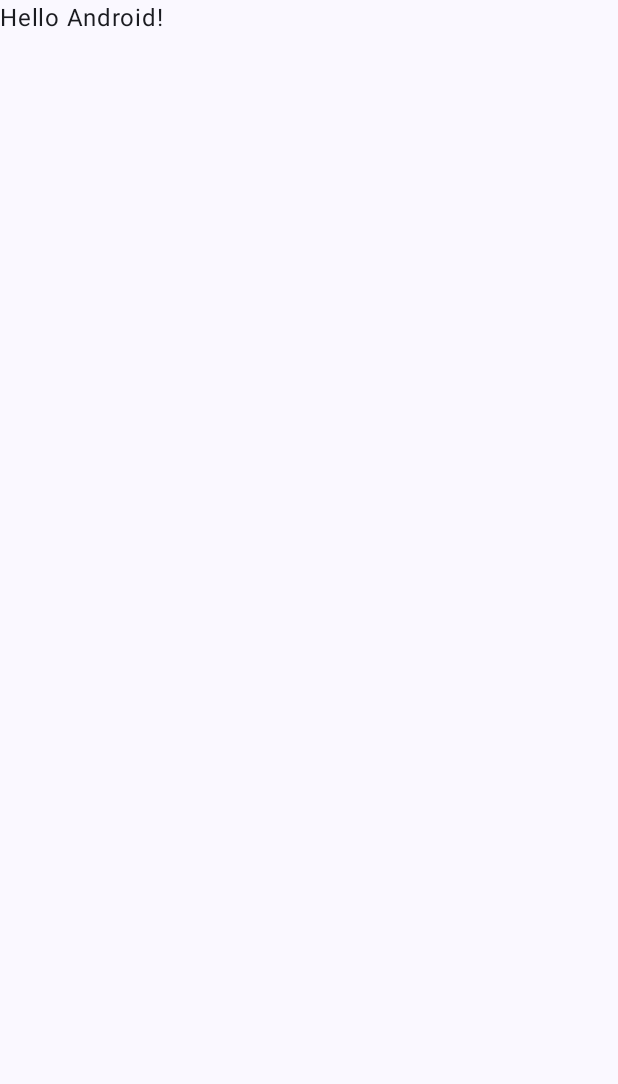
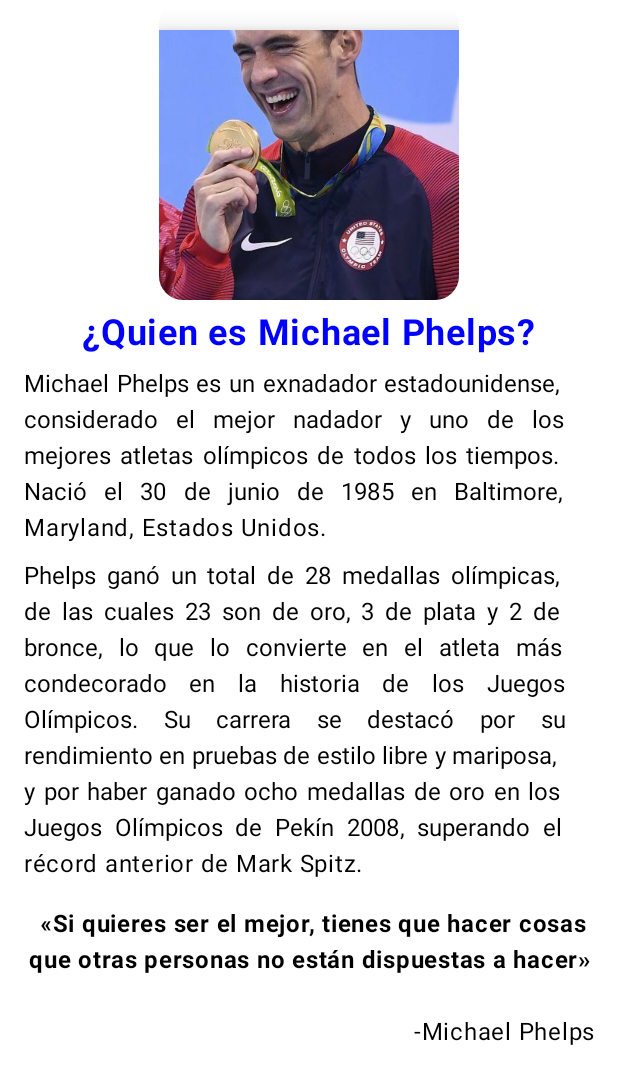
Before and after one commit to betitopr/Conceptos-Basicos, an Android app built with Jetpack Compose: the screen it shows after launch (MainActivity), on a phone screen of 412 x 824 dp. Before the commit the part shown is almost empty. Shown: the top 1084 px of the screen. Run offline under Robolectric (Android 15) with nearby library versions, the phone set to English and light mode, and no system bars.

Commit message:
Primer ejercicio

```diff
--- a/app/src/main/java/com/example/conceptosbasicos/MainActivity.kt
+++ b/app/src/main/java/com/example/conceptosbasicos/MainActivity.kt
@@ -1,16 +1,40 @@
 package com.example.conceptosbasicos
 
+import android.graphics.Paint.Style
 import android.os.Bundle
 import androidx.activity.ComponentActivity
 import androidx.activity.compose.setContent
 import androidx.activity.enableEdgeToEdge
+import androidx.compose.foundation.Image
+import androidx.compose.foundation.background
+import androidx.compose.foundation.layout.Arrangement
+import androidx.compose.foundation.layout.Column
 import androidx.compose.foundation.layout.fillMaxSize
+import androidx.compose.foundation.layout.fillMaxWidth
 import androidx.compose.foundation.layout.padding
+import androidx.compose.foundation.layout.size
+import androidx.compose.foundation.shape.CircleShape
+import androidx.compose.foundation.shape.RoundedCornerShape
+import androidx.compose.foundation.text2.input.TextFieldCharSequence
+import androidx.compose.material3.MaterialTheme
 import androidx.compose.material3.Scaffold
 import androidx.compose.material3.Text
 import androidx.compose.runtime.Composable
+import androidx.compose.runtime.currentCompositionLocalContext
+import androidx.compose.ui.Alignment
 import androidx.compose.ui.Modifier
+import androidx.compose.ui.draw.clip
+import androidx.compose.ui.draw.shadow
+import androidx.compose.ui.graphics.Color
+import androidx.compose.ui.graphics.RectangleShape
+import androidx.compose.ui.layout.ContentScale
+import androidx.compose.ui.res.painterResource
+import androidx.compose.ui.text.font.FontFamily
+import androidx.compose.ui.text.font.FontWeight
+import androidx.compose.ui.text.style.TextAlign
 import androidx.compose.ui.tooling.preview.Preview
+import androidx.compose.ui.unit.dp
+import androidx.compose.ui.unit.sp
 import com.example.conceptosbasicos.ui.theme.ConceptosBasicosTheme
 
 class MainActivity : ComponentActivity() {
@@ -19,29 +43,89 @@ class MainActivity : ComponentActivity() {
         enableEdgeToEdge()
         setContent {
             ConceptosBasicosTheme {
-                Scaffold(modifier = Modifier.fillMaxSize()) { innerPadding ->
-                    Greeting(
-                        name = "Android",
-                        modifier = Modifier.padding(innerPadding)
-                    )
-                }
+                app1()
             }
         }
     }
 }
+@Preview
+@Composable
+fun app1(){
+    Column (
+        modifier = Modifier
+            .fillMaxSize()
+            .background(color = Color.White),
+        horizontalAlignment = Alignment.CenterHorizontally,
+    ){
+        Image(painter = painterResource(id = R.drawable.michael_phelps), contentDescription = "imagen", modifier = Modifier
+            .size(200.dp)
+            .clip(RoundedCornerShape(16.dp))
+            .padding(top = 20.dp)
+            .shadow(
+                elevation = 10.dp,
+                clip = true
+            ),
+            contentScale = ContentScale.Crop,
+            )
+        Text(
+            text = "¿Quien es Michael Phelps?",
+            color = Color.Blue,
+            fontSize = 24.sp,
+            fontWeight = FontWeight.Bold,
 
-@Composable
-fun Greeting(name: String, modifier: Modifier = Modifier) {
-    Text(
-        text = "Hello $name!",
-        modifier = modifier
-    )
+            modifier = Modifier
+                .padding(
+                    start = 16.dp,
+                    top=8.dp,
+                    end = 16.dp,
+                    bottom=8.dp
+            ))
+        Text(
+            text = "Michael Phelps es un exnadador estadounidense, considerado el mejor nadador y uno de los mejores atletas olímpicos de todos los tiempos. Nació el 30 de junio de 1985 en Baltimore, Maryland, Estados Unidos.",
+            modifier = Modifier
+                .padding(
+                    start=16.dp,
+                    end=16.dp
+                ),
+            textAlign = TextAlign.Justify
+
+
+
+        )
+        Text(
+            text = "Phelps ganó un total de 28 medallas olímpicas, de las cuales 23 son de oro, 3 de plata y 2 de bronce, lo que lo convierte en el atleta más condecorado en la historia de los Juegos Olímpicos. Su carrera se destacó por su rendimiento en pruebas de estilo libre y mariposa, y por haber ganado ocho medallas de oro en los Juegos Olímpicos de Pekín 2008, superando el récord anterior de Mark Spitz.",
+            modifier = Modifier.padding(
+                start = 16.dp,
+                top=8.dp,
+                end = 16.dp,
+                bottom=8.dp
+        ),
+            textAlign = TextAlign.Justify
+
+        )
+        Text(
+            text = " «Si quieres ser el mejor, tienes que hacer cosas que otras personas no están dispuestas a hacer»",
+            fontWeight = FontWeight.Bold,
+            modifier = Modifier.padding(
+                start = 16.dp,
+                top=8.dp,
+                end = 16.dp,
+                bottom=8.dp
+            ),
+            textAlign = TextAlign.Center
+
+        )
+        Text(
+            text = " -Michael Phelps",
+            fontWeight = FontWeight.Normal,
+            modifier = Modifier
+                .padding(16.dp)
+                .fillMaxWidth(),
+            textAlign = TextAlign.Right
+
+        )
+
+
+    }
+
 }
-
-@Preview(showBackground = true)
-@Composable
-fun GreetingPreview() {
-    ConceptosBasicosTheme {
-        Greeting("Android")
-    }
-}
```
Also changed, not shown: app/src/main/res/drawable/bg_compose_background.png (added), app/src/main/res/drawable/michael_phelps.jpg (added).
